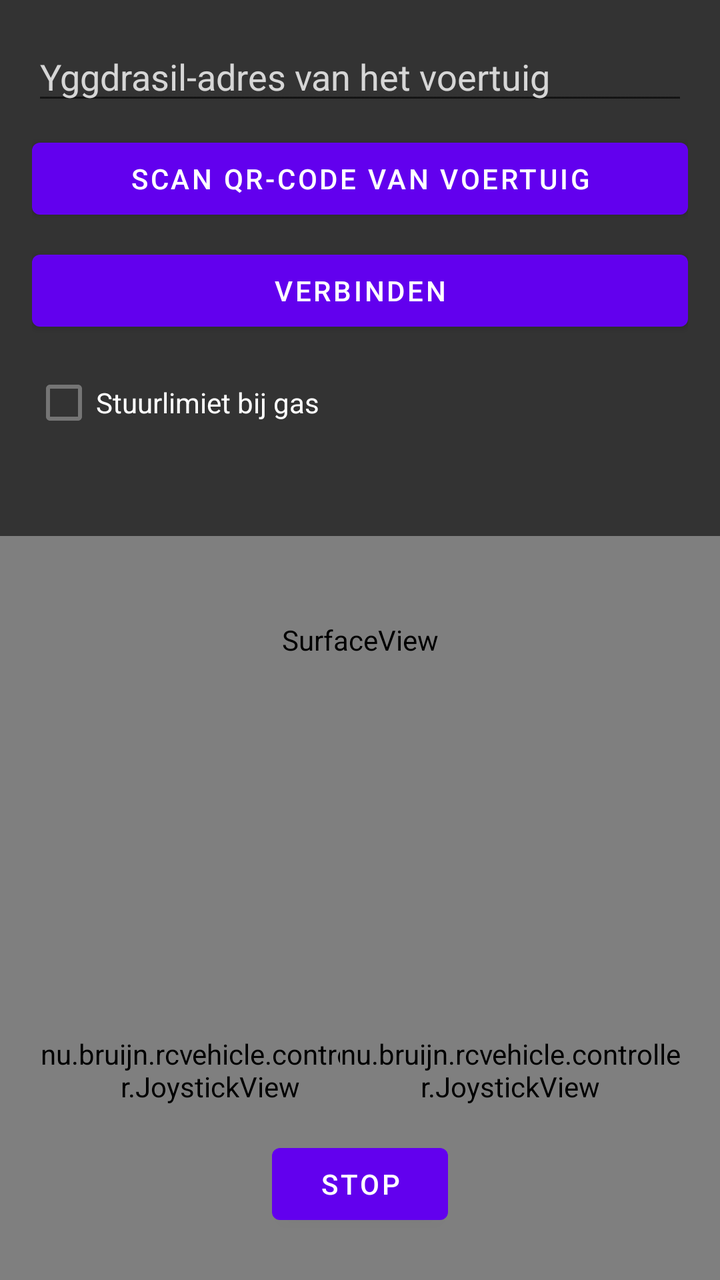
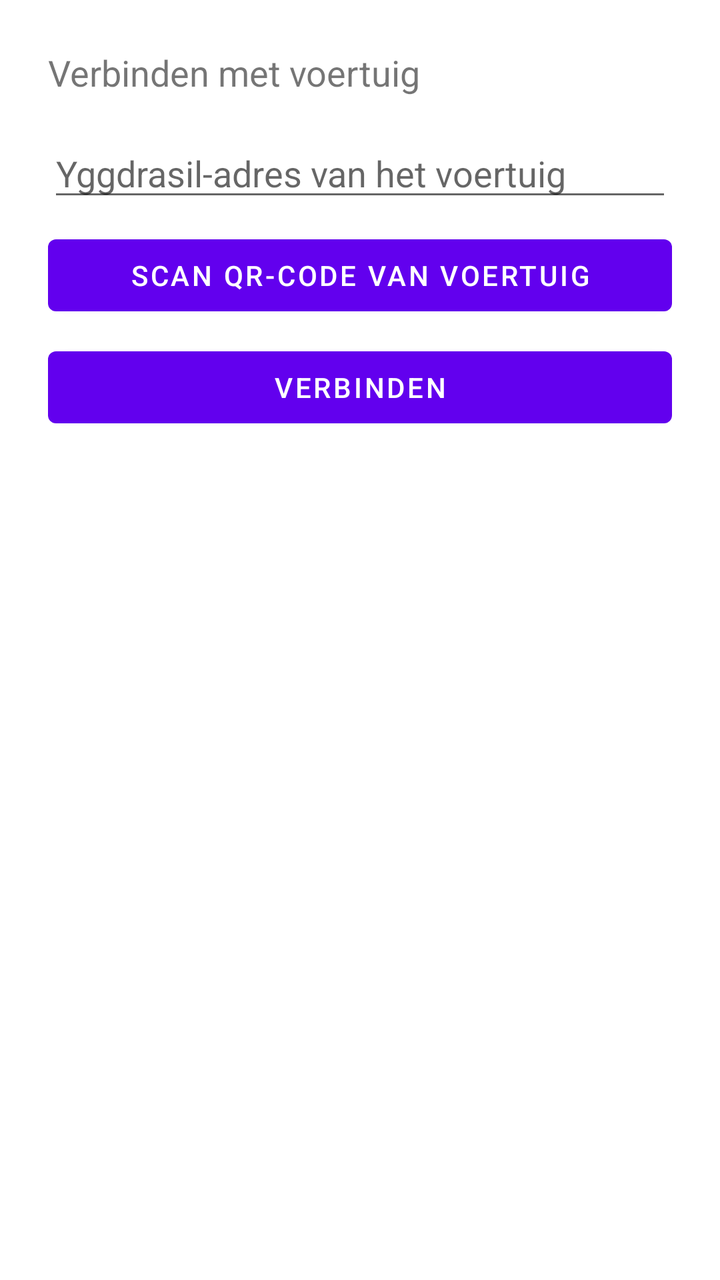

Two renders of the same Android screen: before a commit and after it. Below are the layout's source before the change and the commit's diff.
<!-- AndroidManifest.xml: application theme Theme.RcVehicle -->
<!-- res/layout/activity_controller.xml -->
<?xml version="1.0" encoding="utf-8"?>
<FrameLayout xmlns:android="http://schemas.android.com/apk/res/android"
    android:layout_width="match_parent"
    android:layout_height="match_parent"
    android:background="@android:color/black">

    <SurfaceView
        android:id="@+id/surfaceVideo"
        android:layout_width="match_parent"
        android:layout_height="match_parent" />

    
    <nu.bruijn.rcvehicle.controller.JoystickView
        android:id="@+id/joystickSteer"
        android:layout_width="170dp"
        android:layout_height="170dp"
        android:layout_gravity="bottom|start"
        android:layout_margin="20dp" />

    
    <nu.bruijn.rcvehicle.controller.JoystickView
        android:id="@+id/joystickThrottle"
        android:layout_width="170dp"
        android:layout_height="170dp"
        android:layout_gravity="bottom|end"
        android:layout_margin="20dp" />

    <Button
        android:id="@+id/buttonStop"
        android:layout_width="wrap_content"
        android:layout_height="wrap_content"
        android:layout_gravity="bottom|center_horizontal"
        android:layout_marginBottom="24dp"
        android:text="@string/controller_stop" />

    
    <LinearLayout
        android:id="@+id/layoutSetup"
        android:layout_width="match_parent"
        android:layout_height="wrap_content"
        android:orientation="vertical"
        android:background="#99000000"
        android:padding="16dp"
        android:fitsSystemWindows="true">

        <EditText
            android:id="@+id/editVehicleAddress"
            android:layout_width="match_parent"
            android:layout_height="wrap_content"
            android:hint="@string/controller_vehicle_address_hint"
            android:textColor="@android:color/white"
            android:textColorHint="#CCFFFFFF"
            android:inputType="text" />

        <Button
            android:id="@+id/buttonScanQr"
            android:layout_width="match_parent"
            android:layout_height="wrap_content"
            android:layout_marginTop="8dp"
            android:text="@string/controller_scan_qr" />

        <Button
            android:id="@+id/buttonConnectRtc"
            android:layout_width="match_parent"
            android:layout_height="wrap_content"
            android:layout_marginTop="8dp"
            android:text="@string/controller_connect" />

        <CheckBox
            android:id="@+id/checkSteerLimit"
            android:layout_width="wrap_content"
            android:layout_height="wrap_content"
            android:layout_marginTop="8dp"
            android:textColor="@android:color/white"
            android:text="@string/controller_steer_limit" />

        <TextView
            android:id="@+id/textRtcLog"
            android:layout_width="match_parent"
            android:layout_height="wrap_content"
            android:layout_marginTop="12dp"
            android:fontFamily="monospace"
            android:textSize="11sp"
            android:textColor="@android:color/white" />

    </LinearLayout>

</FrameLayout>
<!-- resources referenced by this layout -->
<resources>
  <string name="controller_connect">Verbinden</string>
  <string name="controller_scan_qr">Scan QR-code van voertuig</string>
  <string name="controller_steer_limit">Stuurlimiet bij gas</string>
  <string name="controller_stop">STOP</string>
  <string name="controller_vehicle_address_hint">Yggdrasil-adres van het voertuig</string>
  <style name="Theme.RcVehicle" parent="Theme.MaterialComponents.DayNight.NoActionBar" />
</resources>

<!-- the commit's change to res/layout/activity_controller.xml (unified diff, before → after) -->
@@ -1,88 +1,42 @@
 <?xml version="1.0" encoding="utf-8"?>
-<FrameLayout xmlns:android="http://schemas.android.com/apk/res/android"
+<ScrollView xmlns:android="http://schemas.android.com/apk/res/android"
     android:layout_width="match_parent"
     android:layout_height="match_parent"
-    android:background="@android:color/black">
+    android:fitsSystemWindows="true">
 
-    <SurfaceView
-        android:id="@+id/surfaceVideo"
+<LinearLayout
+    android:layout_width="match_parent"
+    android:layout_height="wrap_content"
+    android:orientation="vertical"
+    android:padding="24dp">
+
+    <TextView
+        android:layout_width="wrap_content"
+        android:layout_height="wrap_content"
+        android:text="@string/controller_setup_title"
+        android:textSize="18sp"
+        android:layout_marginBottom="16dp" />
+
+    <EditText
+        android:id="@+id/editVehicleAddress"
         android:layout_width="match_parent"
-        android:layout_height="match_parent" />
-
-    
-    <nu.bruijn.rcvehicle.controller.JoystickView
-        android:id="@+id/joystickSteer"
-        android:layout_width="170dp"
-        android:layout_height="170dp"
-        android:layout_gravity="bottom|start"
-        android:layout_margin="20dp" />
-
-    
-    <nu.bruijn.rcvehicle.controller.JoystickView
-        android:id="@+id/joystickThrottle"
-        android:layout_width="170dp"
-        android:layout_height="170dp"
-        android:layout_gravity="bottom|end"
-        android:layout_margin="20dp" />
+        android:layout_height="wrap_content"
+        android:hint="@string/controller_vehicle_address_hint"
+        android:inputType="text" />
 
     <Button
-        android:id="@+id/buttonStop"
-        android:layout_width="wrap_content"
-        android:layout_height="wrap_content"
-        android:layout_gravity="bottom|center_horizontal"
-        android:layout_marginBottom="24dp"
-        android:text="@string/controller_stop" />
-
-    
-    <LinearLayout
-        android:id="@+id/layoutSetup"
+        android:id="@+id/buttonScanQr"
         android:layout_width="match_parent"
         android:layout_height="wrap_content"
-        android:orientation="vertical"
-        android:background="#99000000"
-        android:padding="16dp"
-        android:fitsSystemWindows="true">
+        android:layout_marginTop="8dp"
+        android:text="@string/controller_scan_qr" />
 
-        <EditText
-            android:id="@+id/editVehicleAddress"
-            android:layout_width="match_parent"
-            android:layout_height="wrap_content"
-            android:hint="@string/controller_vehicle_address_hint"
-            android:textColor="@android:color/white"
-            android:textColorHint="#CCFFFFFF"
-            android:inputType="text" />
+    <Button
+        android:id="@+id/buttonConnectRtc"
+        android:layout_width="match_parent"
+        android:layout_height="wrap_content"
+        android:layout_marginTop="8dp"
+        android:text="@string/controller_connect" />
 
-        <Button
-            android:id="@+id/buttonScanQr"
-            android:layout_width="match_parent"
-            android:layout_height="wrap_content"
-            android:layout_marginTop="8dp"
-            android:text="@string/controller_scan_qr" />
-
-        <Button
-            android:id="@+id/buttonConnectRtc"
-            android:layout_width="match_parent"
-            android:layout_height="wrap_content"
-            android:layout_marginTop="8dp"
-            android:text="@string/controller_connect" />
-
-        <CheckBox
-            android:id="@+id/checkSteerLimit"
-            android:layout_width="wrap_content"
-            android:layout_height="wrap_content"
-            android:layout_marginTop="8dp"
-            android:textColor="@android:color/white"
-            android:text="@string/controller_steer_limit" />
-
-        <TextView
-            android:id="@+id/textRtcLog"
-            android:layout_width="match_parent"
-            android:layout_height="wrap_content"
-            android:layout_marginTop="12dp"
-            android:fontFamily="monospace"
-            android:textSize="11sp"
-            android:textColor="@android:color/white" />
-
-    </LinearLayout>
-
-</FrameLayout>
+</LinearLayout>
+</ScrollView>
<!-- resource entries referenced after the edit -->
@@ -2,8 +2,7 @@
 <resources>
   <string name="controller_connect">Verbinden</string>
   <string name="controller_scan_qr">Scan QR-code van voertuig</string>
-  <string name="controller_steer_limit">Stuurlimiet bij gas</string>
-  <string name="controller_stop">STOP</string>
+  <string name="controller_setup_title">Verbinden met voertuig</string>
   <string name="controller_vehicle_address_hint">Yggdrasil-adres van het voertuig</string>
   <style name="Theme.RcVehicle" parent="Theme.MaterialComponents.DayNight.NoActionBar" />
 </resources>
